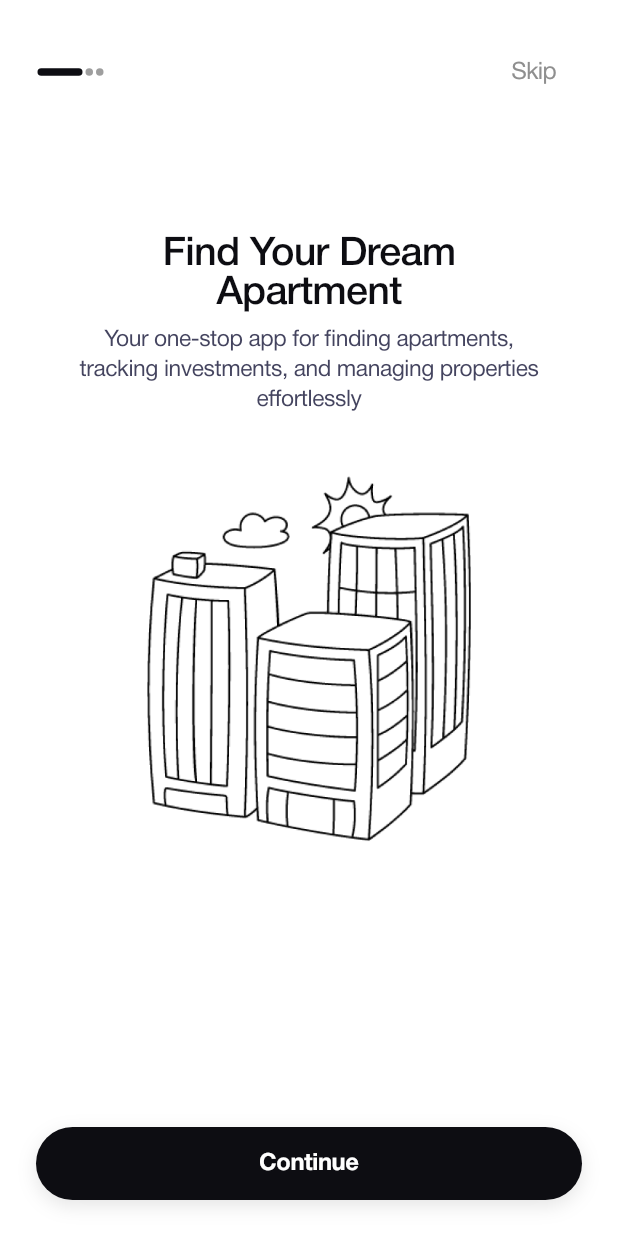
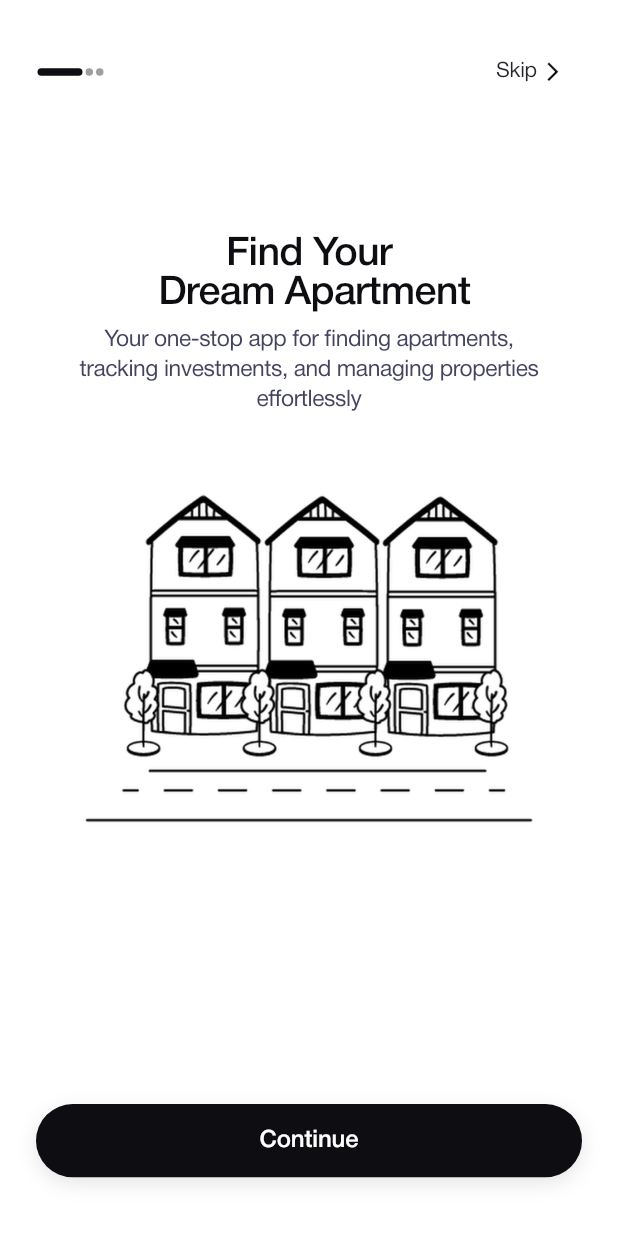
Before and after one commit to Dannny-Babs/Juniper, a Flutter app: the screen it shows after launch, on a phone screen of 412 x 824 dp. Run offline on Flutter 3.47's test engine with Material 3 defaults, Android fonts, the phone set to English and light mode, and no system bars; our stand-ins replace bloc, dio, equatable, flutter_bloc, flutter_native_splash, flutter_rating_stars and 7 more; missing offline and left inert: enefty_icons.

Commit message:
fix: Update button styles and onboarding text for improved UX

```diff
--- a/lib/core/utils/theme.dart
+++ b/lib/core/utils/theme.dart
@@ -99,7 +99,7 @@ class AppTheme {
       ),
       bodySmall: TextStyle(
         fontSize: 12,
-        fontWeight: FontWeight.w500, // Light
+        fontWeight: FontWeight.w400, // Light
         color: AppColors.gray300,
         letterSpacing: -0.24,
       ),
--- a/lib/core/widgets/button.dart
+++ b/lib/core/widgets/button.dart
@@ -1,5 +1,6 @@
 import 'package:flutter/material.dart';
 import 'package:flutter/services.dart';
+import 'package:juniper/core/utils/utils.dart';
 
 enum ButtonVariant {
   primary,
@@ -32,7 +33,7 @@ class CustomButton extends StatefulWidget {
   final BorderRadius? borderRadius;
   final Color? textColor;
   final Color? backgroundColor;
-  final TextStyle? textStyle;
+
 
   const CustomButton({
     super.key,
@@ -52,7 +53,7 @@ class CustomButton extends StatefulWidget {
     this.borderRadius,
     this.textColor,
     this.backgroundColor,
-    this.textStyle,
+
   });
 
   @override
@@ -125,27 +126,23 @@ class _CustomButtonState extends State<CustomButton> with SingleTickerProviderSt
   Size _getButtonSize() {
     switch (widget.size) {
       case ButtonSize.small:
-        return Size(widget.width ?? double.infinity, widget.height ?? 40);
+        return Size(widget.width ?? double.infinity, widget.height ?? 40.sp);
       case ButtonSize.medium:
-        return Size(widget.width ?? double.infinity, widget.height ?? 52);
+        return Size(widget.width ?? double.infinity, widget.height ?? 52.sp);
       case ButtonSize.large:
-        return Size(widget.width ?? double.infinity, widget.height ?? 64);
+        return Size(widget.width ?? double.infinity, widget.height ?? 64.sp);
     }
   }
 
   TextStyle _getTextStyle(BuildContext context) {
-    if (widget.textStyle != null) {
-      return widget.textStyle!;
-    }
 
-    final theme = Theme.of(context);
-    final baseStyle = theme.textTheme.bodyMedium!;
+    final baseStyle = Theme.of(context).textTheme.bodyMedium!;
 
     switch (widget.size) {
       case ButtonSize.small:
         return baseStyle.copyWith(fontSize: 14);
       case ButtonSize.medium:
-        return baseStyle.copyWith(fontSize: 16, fontWeight: FontWeight.normal, letterSpacing: -0.3);
+        return baseStyle.copyWith(fontSize: 16, fontWeight: FontWeight.w500, letterSpacing: -0.1,);
       case ButtonSize.large:
         return baseStyle.copyWith(fontSize: 18);
     }
@@ -286,7 +283,6 @@ class _CustomButtonState extends State<CustomButton> with SingleTickerProviderSt
                           widget.text,
                           style: _getTextStyle(context).copyWith(
                             color: _getTextColor(context),
-                            fontWeight: FontWeight.w600,
                           ),
                         ),
                       if (widget.suffixIcon != null) ...[
--- a/lib/features/onboarding/presentation/onboarding_screen.dart
+++ b/lib/features/onboarding/presentation/onboarding_screen.dart
@@ -4,6 +4,8 @@ import 'package:juniper/core/widgets/button.dart';
 import '../widgets/slider.dart';
 
 class OnboardingPage extends StatefulWidget {
+  const OnboardingPage({super.key});
+
   @override
   _OnboardingPageState createState() => _OnboardingPageState();
 }
@@ -14,7 +16,7 @@ class _OnboardingPageState extends State<OnboardingPage> {
 
   final List<OnboardingSlide> slides = [
     OnboardingSlide(
-      title: "Find Your Dream Apartment",
+      title: "Find Your\n Dream Apartment",
       description:
           "Your one-stop app for finding apartments, tracking investments, and managing properties effortlessly",
       image: "assets/images/onboarding-2.png",
@@ -26,7 +28,7 @@ class _OnboardingPageState extends State<OnboardingPage> {
       image: "assets/images/onboarding-3.png",
     ),
     OnboardingSlide(
-      title: "Your Favorites, Always Handy",
+      title: "Your Favorites,\nAlways Handy",
       description:
           "Save the listings you love and revisit them anytime, all in one convenient place.",
       image: "assets/images/onboarding-4.png",
@@ -45,17 +47,26 @@ class _OnboardingPageState extends State<OnboardingPage> {
               children: [
                 _buildPagination(),
                 TextButton(
+                  iconAlignment: IconAlignment.end,
                   onPressed: () {
-                    Navigator.pushReplacementNamed(context, '/home');
+                    Navigator.pushReplacementNamed(context, '/login');
                   },
-                  child: Text(
-                    'Skip',
-                    style: Theme.of(context).textTheme.bodyMedium?.copyWith(
-                          fontSize: 16.0,
-                          letterSpacing: -0.5,
-                          fontWeight: FontWeight.w400,
-                          color: AppColors.gray500,
+                  child: Row(
+                    children: [
+                      Text(
+                        'Skip',
+                        style: Theme.of(context).textTheme.bodySmall!.copyWith(
+                          color: AppColors.neutral500.withAlpha(230),
+                          fontSize: 14.sp,
                         ),
+                      ),
+                      const SizedBox(width: 3),
+                      const Icon(
+                        Icons.arrow_forward_ios,
+                        color: AppColors.neutral500,
+                        size: 15,
+                      ),
+                    ],
                   ),
                 ),
               ],
@@ -63,7 +74,6 @@ class _OnboardingPageState extends State<OnboardingPage> {
             const SizedBox(height: 20),
             Expanded(
               child: PageView.builder(
-                physics: NeverScrollableScrollPhysics(),
                 controller: _pageController,
                 itemCount: slides.length,
                 onPageChanged: (index) {
@@ -78,6 +88,7 @@ class _OnboardingPageState extends State<OnboardingPage> {
             ),
             const SizedBox(height: 20),
             _buildButtons(),
+            SizedBox(height: 15.sp),
           ],
         ),
       ),
@@ -106,20 +117,13 @@ class _OnboardingPageState extends State<OnboardingPage> {
   Widget _buildButtons() {
     return CustomButton(
       height: 48.sp,
-      width: double.infinity,
       text: _currentIndex == slides.length - 1 ? 'Get Started' : 'Continue',
       backgroundColor: AppColors.neutral500,
       textColor: AppColors.neutral100,
-      textStyle: Theme.of(context).textTheme.bodySmall?.copyWith(
-            fontSize: 15.6.sp,
-            letterSpacing: -0.24,
-            fontWeight: FontWeight.w400
-
-
-          ),
+      size: ButtonSize.medium,
       onPressed: () {
         if (_currentIndex == slides.length - 1) {
-          Navigator.pushReplacementNamed(context, '/get-started');
+          Navigator.pushReplacementNamed(context, '/login');
         } else {
           _pageController.nextPage(
             duration: const Duration(milliseconds: 300),
```
Also changed, not shown: assets/images/onboarding-2.png, assets/images/onboarding-4.png.
